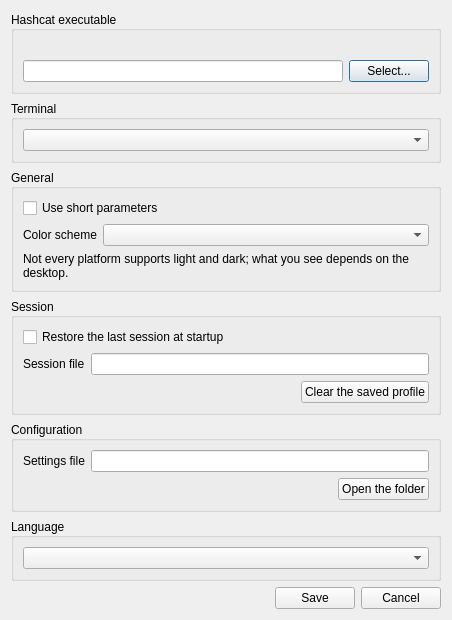
Above: src/settingsdialog.ui from rgroesslinger/hashcat-gui before the change. Below: the same form after it.
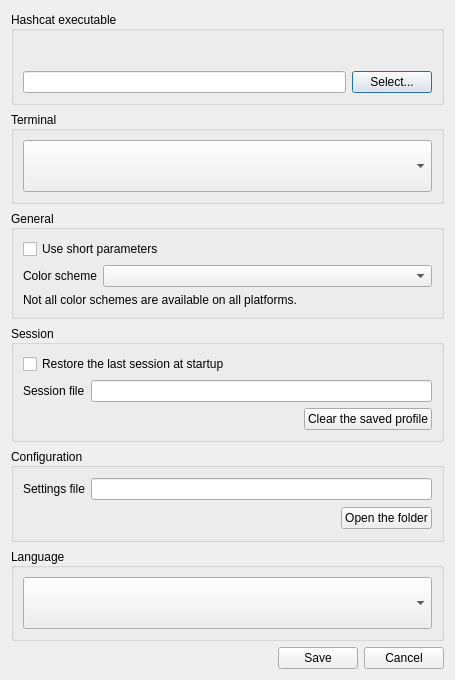
That is the form after the change.

Commit message:
Let the dialogs be resized
The About and the settings dialogs were fixed to the size of their content,
so the window manager offered to maximize a window that cannot grow. They open
as large as their content now and may be resized from there - the fit happens
when the dialog is shown, and only then, so that a window the user has
resized is left alone.

The About dialog no longer names the license of hashcat: hashcat-gui does
not distribute it, so it does not state its terms. The row of the
application's own license stays.

The edit to the form file:
```diff
--- a/src/settingsdialog.ui
+++ b/src/settingsdialog.ui
@@ -6,8 +6,8 @@
    <rect>
     <x>0</x>
     <y>0</y>
-    <width>450</width>
-    <height>385</height>
+    <width>455</width>
+    <height>680</height>
    </rect>
   </property>
   <property name="windowTitle">
@@ -17,9 +17,6 @@
    <bool>true</bool>
   </property>
   <layout class="QVBoxLayout" name="verticalLayout_3">
-   <property name="sizeConstraint">
-    <enum>QLayout::SizeConstraint::SetFixedSize</enum>
-   </property>
    <item>
     <widget class="QGroupBox" name="groupBox_hc_path">
      <property name="sizePolicy">
@@ -176,7 +173,7 @@
       <item>
        <widget class="QLabel" name="label_color_scheme_note">
         <property name="text">
-         <string>Not every platform supports light and dark; what you see depends on the desktop.</string>
+         <string>Not all color schemes are available on all platforms.</string>
         </property>
         <property name="wordWrap">
          <bool>true</bool>
```
The commit also changes 7 other files.
